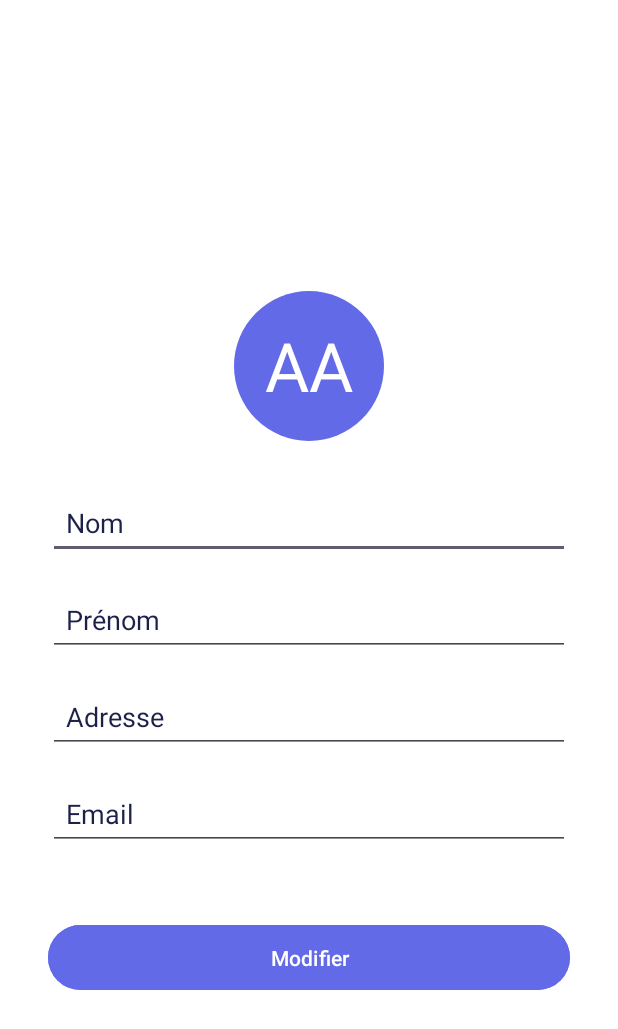
After one commit to ATuffery/salespath, an Android app: the layout activity_my_account.xml on its own in the app's theme, with its tools: preview values and no code run, on a phone screen of 412 x 824 dp. The commit adds this screen. Shown: the top 1029 px of the screen. Run offline under Robolectric (Android 15) with nearby library versions, the phone set to English and light mode, and no system bars.

Commit message:
Some improvements

```diff
--- a/SalesPathApp/app/build.gradle.kts
+++ b/SalesPathApp/app/build.gradle.kts
@@ -7,7 +7,7 @@ android {
     compileSdk = 34
 
     defaultConfig {
-        applicationId = "fr.iutrodez.salespathapp"
+        applicationId = "fr.iutrodez.salespath"
         minSdk = 24
         targetSdk = 33
         versionCode = 1
@@ -36,6 +36,6 @@ dependencies {
     testImplementation("junit:junit:4.13.2")
     androidTestImplementation("androidx.test.ext:junit:1.1.5")
     androidTestImplementation("androidx.test.espresso:espresso-core:3.5.1")
-    implementation ("org.osmdroid:osmdroid-android:6.0.0")
+    implementation ("org.osmdroid:osmdroid-android:6.1.13")
 
 }
--- /dev/null
+++ b/SalesPathApp/app/src/main/res/drawable/profile.xml
@@ -0,0 +1,5 @@
+<?xml version="1.0" encoding="utf-8"?>
+<shape xmlns:android="http://schemas.android.com/apk/res/android">
+    <solid android:color="@color/primary"/>
+    <corners android:radius="100000px"/>
+</shape>
--- /dev/null
+++ b/SalesPathApp/app/src/main/res/layout/activity_my_account.xml
@@ -0,0 +1,94 @@
+<?xml version="1.0" encoding="utf-8"?>
+<LinearLayout
+    xmlns:android="http://schemas.android.com/apk/res/android"
+    android:layout_width="match_parent"
+    android:layout_height="match_parent"
+    android:orientation="vertical"
+    android:gravity="center"
+    android:background="@color/white">
+
+    <TextView
+        android:id="@+id/userInitials"
+        android:layout_width="100dp"
+        android:layout_height="100dp"
+        android:layout_centerInParent="true"
+        android:gravity="center"
+        android:text="AA"
+        android:textSize="45sp"
+        android:textColor="#ffffff"
+        android:background="@drawable/profile"
+        android:layout_marginBottom="@dimen/margin_bottom_extra_large"
+        android:layout_marginTop="50dp"/>
+
+    <!-- Nom Input -->
+    <EditText
+        android:id="@+id/lastName"
+        android:layout_width="match_parent"
+        android:layout_height="wrap_content"
+        android:hint="Nom"
+        android:layout_marginHorizontal="@dimen/margin_horizontal"
+        android:layout_marginBottom="@dimen/margin_bottom_medium"
+        android:padding="@dimen/padding_default"
+        android:inputType="text"
+        android:maxLength="50"
+        android:maxLines="1"
+        android:textColor="@color/black"
+        android:textColorHint="@color/black" />
+
+    <!-- Prenom Input -->
+    <EditText
+        android:id="@+id/firstName"
+        android:layout_width="match_parent"
+        android:layout_height="wrap_content"
+        android:hint="Prénom"
+        android:layout_marginHorizontal="@dimen/margin_horizontal"
+        android:layout_marginBottom="@dimen/margin_bottom_medium"
+        android:padding="@dimen/padding_default"
+        android:inputType="text"
+        android:maxLength="50"
+        android:maxLines="1"
+        android:textColor="@color/black"
+        android:textColorHint="@color/black" />
+
+    <!-- Adresse Input -->
+    <EditText
+        android:id="@+id/address"
+        android:layout_width="match_parent"
+        android:layout_height="wrap_content"
+        android:hint="Adresse"
+        android:layout_marginHorizontal="@dimen/margin_horizontal"
+        android:layout_marginBottom="@dimen/margin_bottom_medium"
+        android:padding="@dimen/padding_default"
+        android:inputType="text"
+        android:maxLength="50"
+        android:maxLines="1"
+        android:textColor="@color/black"
+        android:textColorHint="@color/black" />
+
+    <!-- Email Input -->
+    <EditText
+        android:id="@+id/email"
+        android:layout_width="match_parent"
+        android:layout_height="wrap_content"
+        android:hint="Email"
+        android:layout_marginHorizontal="@dimen/margin_horizontal"
+        android:layout_marginBottom="@dimen/margin_bottom_medium"
+        android:padding="@dimen/padding_default"
+        android:inputType="textEmailAddress"
+        android:textColor="@color/black"
+        android:textColorHint="@color/black" />
+
+
+    <!-- Créer Button -->
+    <Button
+        android:id="@+id/login_button"
+        android:layout_width="match_parent"
+        android:layout_height="wrap_content"
+        android:text="Modifier"
+        android:layout_marginHorizontal="@dimen/margin_horizontal"
+        android:layout_marginBottom="@dimen/margin_bottom_medium"
+        android:padding="@dimen/button_padding"
+        android:backgroundTint="@color/primary"
+        android:textColor="@color/white"
+        android:layout_marginTop="@dimen/margin_bottom_extra_large"/>
+</LinearLayout>
```
Also changed, not shown: SalesPathApp/app/src/main/AndroidManifest.xml (+9 -4 lines), SalesPathApp/app/src/main/java/fr/iutrodez/salespathapp/MainActivity.java (+58 -24 lines), SalesPathApp/app/src/main/res/layout/activity_home.xml (+68 -4 lines), SalesPathApp/app/src/main/res/menu/menu.xml (added, +20 -0 lines).
